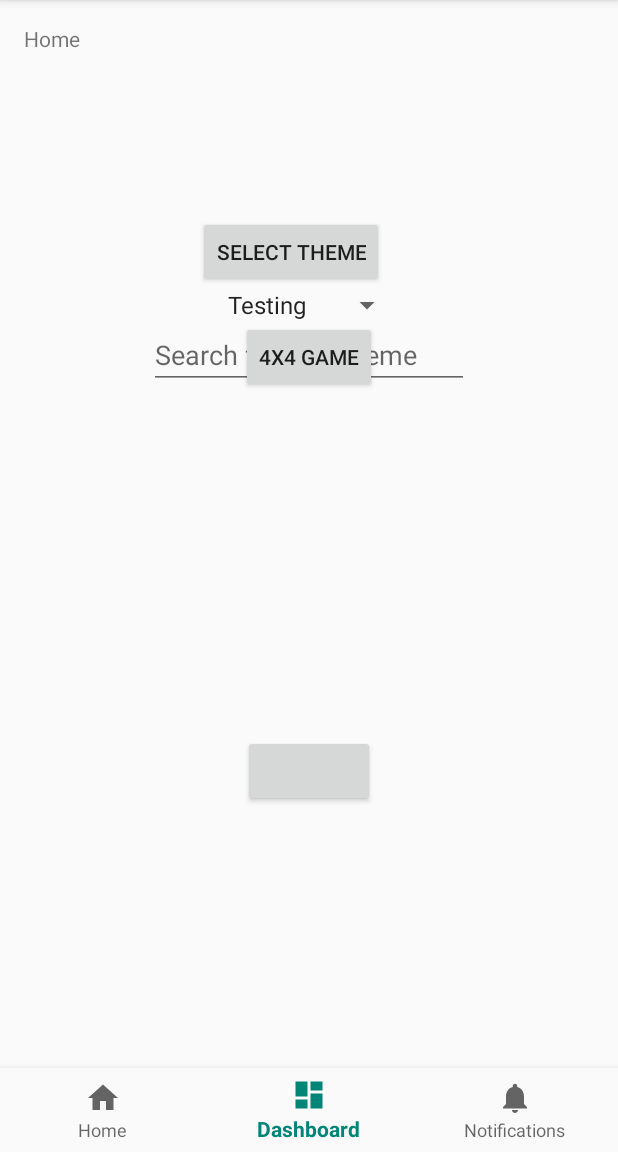
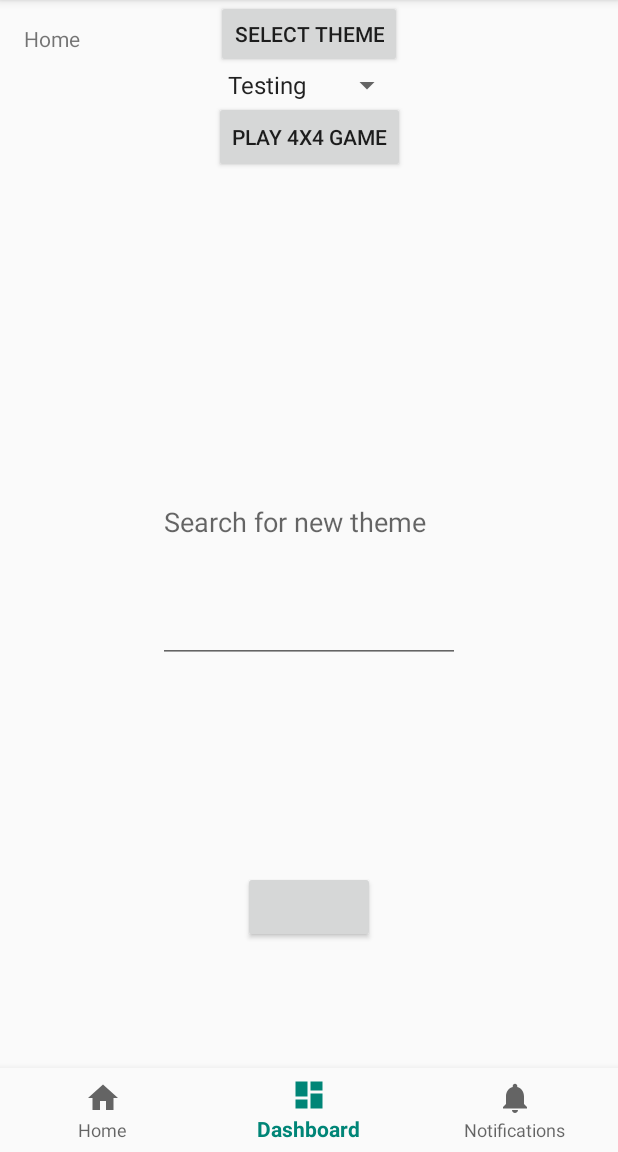
Before and after one commit to DBrittonLinebarger/ArtGalleryMemoryMatch, an Android app: the screen it shows after launch (MainActivity), item 2 of the bottom bar chosen, on a phone screen of 412 x 824 dp, the part 84-1236 px from its top. Run offline under Robolectric (Android 15) with nearby library versions, the light colour scheme and no system bars; our stand-ins replace Room's generated code; libraries missing offline, so code that uses them is left out: com.facebook.stetho; 1 statement that could not run was skipped.

Commit message:
Made adjustments to layout for dashboard fragment.

```diff
--- a/app/src/main/res/layout/fragment_dashboard.xml
+++ b/app/src/main/res/layout/fragment_dashboard.xml
@@ -9,15 +9,14 @@
   <Button
     android:id="@+id/button_theme"
     android:layout_width="wrap_content"
-    android:layout_height="wrap_content"
-    android:layout_marginTop="144dp"
-    android:layout_marginStart="132dp"
+    android:layout_height="45dp"
     android:text="@string/select_theme"
     app:layout_constraintBottom_toTopOf="@+id/theme_spinner"
     app:layout_constraintLeft_toLeftOf="parent"
     app:layout_constraintRight_toRightOf="parent"
-    app:layout_constraintStart_toStartOf="parent"
     app:layout_constraintTop_toTopOf="parent"
+
+
     app:layout_constraintVertical_bias="0.0"/>
 
   <Spinner
@@ -35,31 +34,34 @@
       android:layout_height="wrap_content"
       android:layout_below="@+id/button_theme"
       android:layout_centerHorizontal="true"
-      android:text="@string/select_4x4_game"
+      android:text="@string/play_4x4_game"
       app:layout_constraintTop_toBottomOf="@id/theme_spinner"
       app:layout_constraintLeft_toLeftOf="parent"
       app:layout_constraintRight_toRightOf="parent"/>
 
   <EditText
     android:id="@+id/editText1"
-    android:layout_width="wrap_content"
-    android:layout_height="0dp"
+    android:layout_width="201dp"
+    android:layout_height="187dp"
     android:ems="10"
+    android:hint="@string/keyword_hint"
     android:inputType="text"
-    android:hint="@string/keyword_hint"
+    app:layout_constraintBottom_toTopOf="@id/button_search"
     app:layout_constraintLeft_toLeftOf="parent"
     app:layout_constraintRight_toRightOf="parent"
-    app:layout_constraintTop_toBottomOf="@+id/theme_spinner"
+    app:layout_constraintTop_toBottomOf="@id/button_4x4_game"
+
     />
 
   <Button
     android:id="@+id/button_search"
     android:layout_width="wrap_content"
-    android:layout_height="wrap_content"
+    android:layout_height="48dp"
+    app:layout_constraintTop_toBottomOf="@id/editText1"
+    app:layout_constraintBottom_toBottomOf="parent"
     app:layout_constraintLeft_toLeftOf="parent"
     app:layout_constraintRight_toRightOf="parent"
-    app:layout_constraintTop_toBottomOf="@id/editText1"
-    app:layout_constraintBottom_toBottomOf="parent"/>
+    />
 
 
 <!--  <SeekBar-->
--- a/app/src/main/res/values/strings.xml
+++ b/app/src/main/res/values/strings.xml
@@ -16,6 +16,7 @@
   <string name="enter_theme">Enter Theme</string>
   <string name="select_4x4_game">4x4 Game</string>
   <string name="keyword_hint">Search for new theme</string>
+  <string name="play_4x4_game">Play 4x4 game</string>
 
 
 </resources>
```
